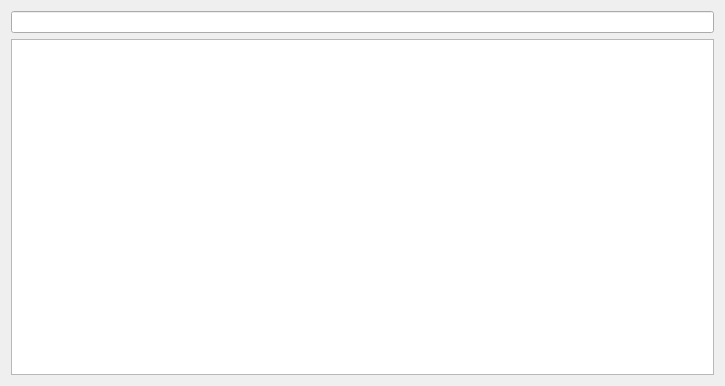
First picture: the form in mainwindow.ui, repository Bunogi/Tablify, before the edit.
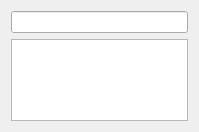
Second picture: the form after the edit.

Commit message: Added height and Width options.. I think

Patch:
```diff
--- a/mainwindow.ui
+++ b/mainwindow.ui
@@ -9,8 +9,8 @@
    <rect>
     <x>0</x>
     <y>0</y>
-    <width>725</width>
-    <height>386</height>
+    <width>199</width>
+    <height>132</height>
    </rect>
   </property>
   <property name="acceptDrops">
```
Left out of the diff: 6 changed lines with no effect on the pictures. The commit also changes 7 other files.
